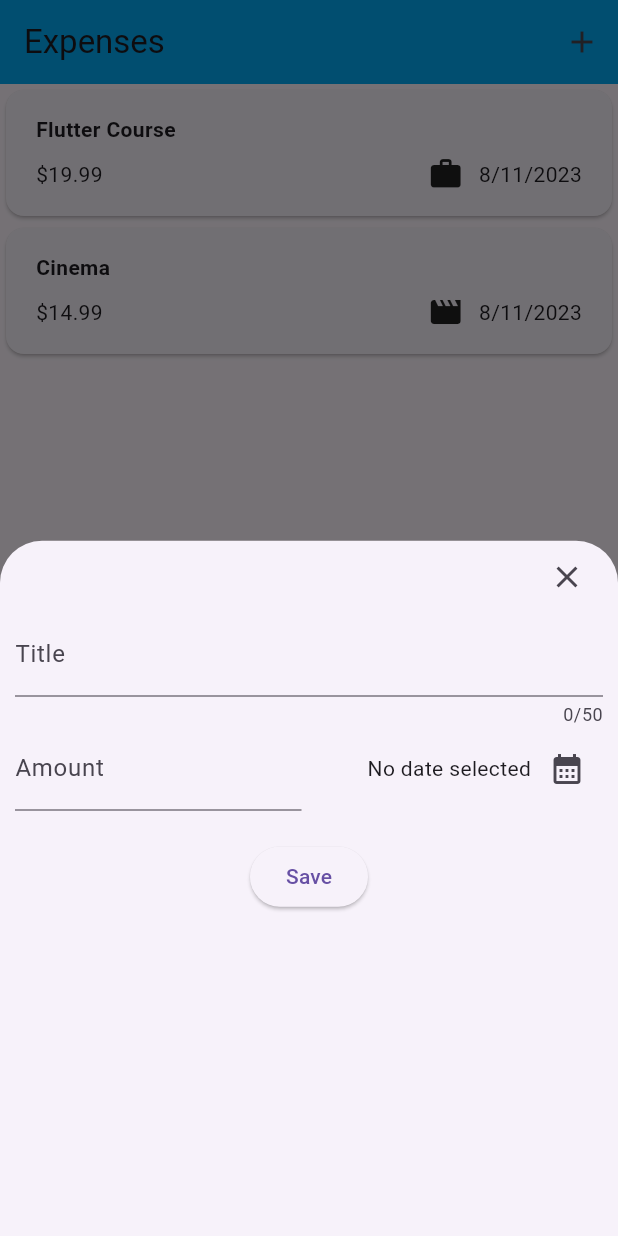
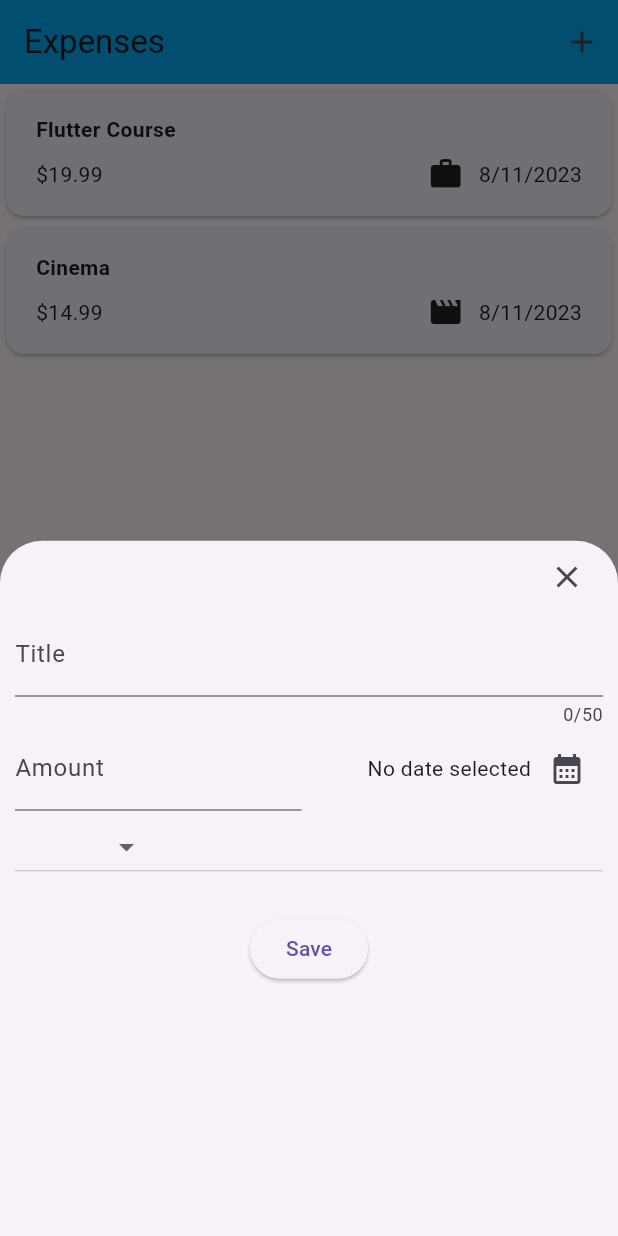
Before and after one commit to davidecarizzoni/flutter_expense_tracker_app, a Flutter app: the screen it shows after launch, after a tap on the "add" icon, on a phone screen of 412 x 824 dp. Run offline on Flutter 3.47's test engine with Material 2 defaults, Android fonts, the phone set to English and light mode, and no system bars.

Commit message:
feat(new_expenses)

```diff
--- a/lib/models/expense.dart
+++ b/lib/models/expense.dart
@@ -5,13 +5,13 @@ import 'package:uuid/uuid.dart';
 const uuid = Uuid();
 final formatter = DateFormat.yMd();
 
-enum Category { food, travel, leisure, work }
+enum CategoryEnum { food, travel, leisure, work }
 
 const categoryIcons = {
-  Category.food: Icons.lunch_dining,
-  Category.travel: Icons.flight_takeoff,
-  Category.leisure: Icons.movie,
-  Category.work: Icons.work,
+  CategoryEnum.food: Icons.lunch_dining,
+  CategoryEnum.travel: Icons.flight_takeoff,
+  CategoryEnum.leisure: Icons.movie,
+  CategoryEnum.work: Icons.work,
 };
 
 class Expense {
@@ -26,7 +26,7 @@ class Expense {
   final String id;
   final double amount;
   final DateTime date;
-  final Category category;
+  final CategoryEnum category;
 
   get formattedData {
     return formatter.format(date);
--- a/lib/widgets/expenses.dart
+++ b/lib/widgets/expenses.dart
@@ -18,12 +18,12 @@ class _ExpensesState extends State<Expenses> {
         title: 'Flutter Course',
         amount: 19.99,
         date: DateTime.now(),
-        category: Category.work),
+        category: CategoryEnum.work),
     Expense(
         title: 'Cinema',
         amount: 14.99,
         date: DateTime.now(),
-        category: Category.leisure),
+        category: CategoryEnum.leisure),
   ];
 
   void _openAddExpenseModal() {
--- a/lib/widgets/new_expense.dart
+++ b/lib/widgets/new_expense.dart
@@ -1,3 +1,4 @@
+import 'package:expense_tracker/models/expense.dart';
 import 'package:flutter/material.dart';
 import 'package:intl/intl.dart';
 
@@ -16,6 +17,7 @@ class _NewExpenseState extends State<NewExpense> {
   //important: remove textEditingController on modalClose
   final _titleController = TextEditingController();
   final _amountController = TextEditingController();
+  CategoryEnum? _category;
   DateTime? _date = null;
 
   void _addExpense() {
@@ -100,6 +102,33 @@ class _NewExpenseState extends State<NewExpense> {
               )
             ],
           ),
+          Row(
+            children: [
+              Expanded(
+                child: DropdownButton(
+                  value: _category,
+                  items: CategoryEnum.values
+                      .map(
+                        (category) => DropdownMenuItem(
+                          value: category,
+                          child: Text(
+                            category.name.toUpperCase(),
+                          ),
+                        ),
+                      )
+                      .toList(),
+                  onChanged: (value) {
+                    if (value == null) {
+                      return;
+                    }
+                    setState(() {
+                      _category = value;
+                    });
+                  },
+                ),
+              ),
+            ],
+          ),
           const SizedBox(
             height: 20,
           ),
```
